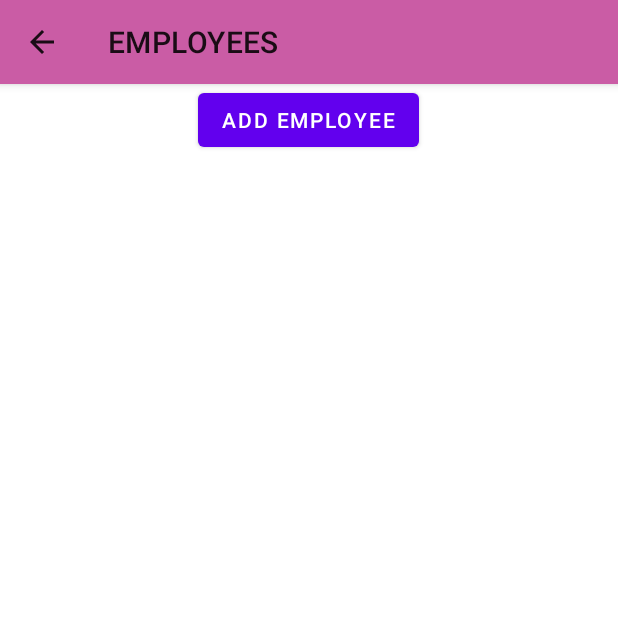
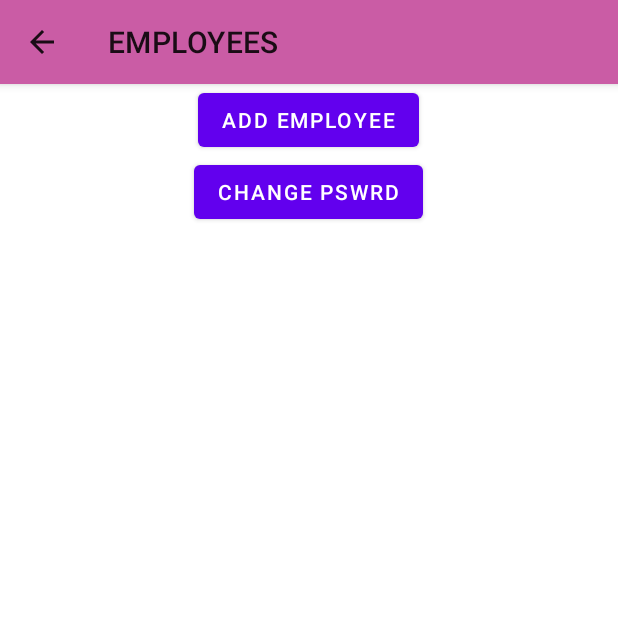
Before and after one commit to Hussain29/ntasks, an Android app: the hrmaster screen opened directly, with no data from a screen before it, on a phone screen of 412 x 824 dp, the top half of it. Run offline under Robolectric (Android 15) with nearby library versions, the phone set to English and light mode, and no system bars; our stand-ins replace Firebase (no records; nobody signed in at launch, a user with empty details on screens opened directly), Picasso, sdp/ssp sizes; pictures from the network do not load.

Commit message:
new changes password

```diff
--- a/app/src/main/java/com/example/ntasks/rents/hrmaster.java
+++ b/app/src/main/java/com/example/ntasks/rents/hrmaster.java
@@ -20,6 +20,8 @@ import android.widget.EditText;
 import android.widget.Toast;
 
 import com.example.ntasks.R;
+import com.google.firebase.auth.FirebaseAuth;
+import com.google.firebase.auth.FirebaseUser;
 import com.google.firebase.database.DataSnapshot;
 import com.google.firebase.database.DatabaseError;
 import com.google.firebase.database.DatabaseReference;
@@ -36,6 +38,8 @@ public class hrmaster extends AppCompatActivity {
 
 
     private ProgressDialog progressDialog;
+    FirebaseAuth auth = FirebaseAuth.getInstance();
+    FirebaseUser user = auth.getCurrentUser();
 
     @Override
     protected void onCreate(Bundle savedInstanceState) {
@@ -43,6 +47,16 @@ public class hrmaster extends AppCompatActivity {
         setContentView(R.layout.activity_hrmaster);
 
         Button btnAddEmployee = findViewById(R.id.btnaddemp);
+        Button btnchangepswrd=findViewById(R.id.btnchangepswrd);
+
+        btnchangepswrd.setOnClickListener(new View.OnClickListener() {
+            @Override
+            public void onClick(View v) {
+                Intent  intent67=new Intent(hrmaster.this, HrChangepswrd.class);
+                startActivity(intent67);
+            }
+        });
+
 
         btnAddEmployee.setOnClickListener(new View.OnClickListener() {
             @Override
@@ -51,6 +65,9 @@ public class hrmaster extends AppCompatActivity {
                 startActivity(intent);
             }
         });
+
+
+
 
         progressDialog = new ProgressDialog(this);
         progressDialog.setMessage("Loading...");
--- a/app/src/main/res/layout/activity_hrmaster.xml
+++ b/app/src/main/res/layout/activity_hrmaster.xml
@@ -20,6 +20,13 @@
         android:layout_gravity="center"
         android:text="ADD EMPLOYEE"
         />
+    <Button
+        android:id="@+id/btnchangepswrd"
+        android:layout_width="wrap_content"
+        android:layout_height="wrap_content"
+        android:layout_gravity="center"
+        android:text="Change Pswrd"
+        />
 
     <androidx.recyclerview.widget.RecyclerView
         android:id="@+id/recyclerViewEmployeeList"
```
Also changed, not shown: app/src/main/java/com/example/ntasks/rents/rentsmaster.java (+12 -0 lines), app/src/main/res/layout/activity_rentsmaster.xml (+7 -0 lines), 2 other files.
